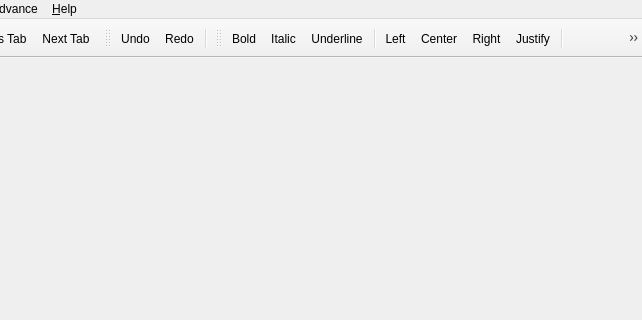
This is src/main/mainwindow.ui in axsapronov/bQella as Qt 5 draws it before an edit; both pictures show x 206 to 848 and y 0 to 320 of the 848 by 672 pixel window. The edited form follows.
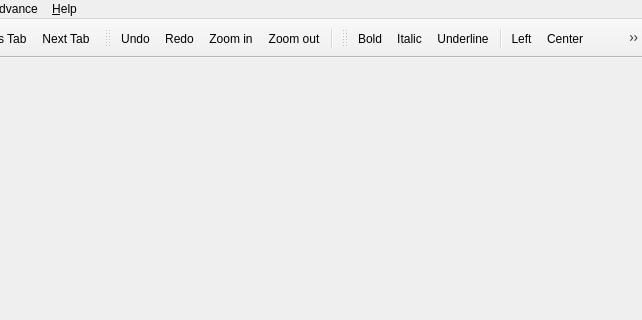
This is the edited form. Icons and pictures are not drawn.

Commit message: Add zoom (not work)

What changed in the file:
```diff
--- a/src/main/mainwindow.ui
+++ b/src/main/mainwindow.ui
@@ -87,6 +87,8 @@
    </attribute>
    <addaction name="actionUndo"/>
    <addaction name="actionRedo"/>
+   <addaction name="actionZoomIn"/>
+   <addaction name="actionZoomOut"/>
    <addaction name="separator"/>
   </widget>
   <widget class="QMenuBar" name="menubar">
@@ -1101,6 +1103,24 @@
     <string>Insert Image</string>
    </property>
   </action>
+  <action name="actionZoomIn">
+   <property name="icon">
+    <iconset resource="../../resources/resources.qrc">
+     <normaloff>:/msc/images/zoomin.png</normaloff>:/msc/images/zoomin.png</iconset>
+   </property>
+   <property name="text">
+    <string>Zoom in</string>
+   </property>
+  </action>
+  <action name="actionZoomOut">
+   <property name="icon">
+    <iconset resource="../../resources/resources.qrc">
+     <normaloff>:/msc/images/zoomout.png</normaloff>:/msc/images/zoomout.png</iconset>
+   </property>
+   <property name="text">
+    <string>Zoom out</string>
+   </property>
+  </action>
  </widget>
  <resources>
   <include location="../../resources/resources.qrc"/>
```
Left out of the diff: 2 changed lines with no effect on the pictures. The commit also changes 4 other files.
